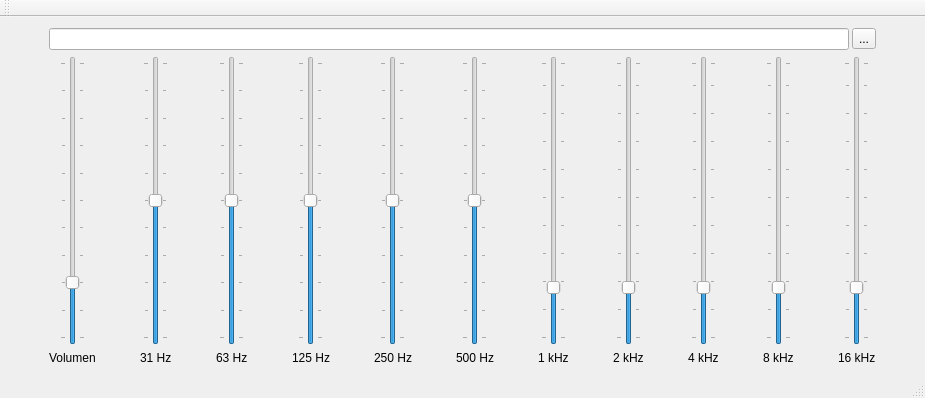
The window that mainwindow.ui (josbaduma/EqualizerDSP) describes before a commit, drawn with Qt 5.
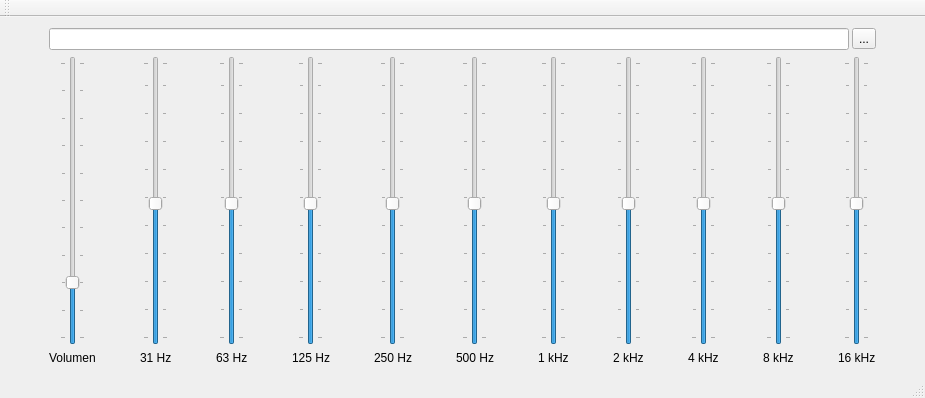
The same window after the commit.

Commit message: Other changes into the filters

What changed in the file:
```diff
--- a/mainwindow.ui
+++ b/mainwindow.ui
@@ -64,16 +64,16 @@
       <item>
        <widget class="QSlider" name="filtro31HzSlider">
         <property name="minimum">
-         <number>-25</number>
+         <number>1</number>
         </property>
         <property name="maximum">
-         <number>25</number>
+         <number>50</number>
         </property>
         <property name="value">
-         <number>0</number>
+         <number>25</number>
         </property>
         <property name="sliderPosition">
-         <number>0</number>
+         <number>25</number>
         </property>
         <property name="orientation">
          <enum>Qt::Vertical</enum>
@@ -93,16 +93,16 @@
       <item>
        <widget class="QSlider" name="filtro63HzSlider">
         <property name="minimum">
-         <number>-25</number>
+         <number>1</number>
         </property>
         <property name="maximum">
-         <number>25</number>
+         <number>50</number>
         </property>
         <property name="value">
-         <number>0</number>
+         <number>25</number>
         </property>
         <property name="sliderPosition">
-         <number>0</number>
+         <number>25</number>
         </property>
         <property name="orientation">
          <enum>Qt::Vertical</enum>
@@ -122,16 +122,16 @@
       <item>
        <widget class="QSlider" name="filtro125HzSlider">
         <property name="minimum">
-         <number>-25</number>
+         <number>1</number>
         </property>
         <property name="maximum">
-         <number>25</number>
+         <number>50</number>
         </property>
         <property name="value">
-         <number>0</number>
+         <number>25</number>
         </property>
         <property name="sliderPosition">
-         <number>0</number>
+         <number>25</number>
         </property>
         <property name="orientation">
          <enum>Qt::Vertical</enum>
@@ -151,16 +151,16 @@
       <item>
        <widget class="QSlider" name="filtro250HzSlider">
         <property name="minimum">
-         <number>-25</number>
+         <number>1</number>
         </property>
         <property name="maximum">
-         <number>25</number>
+         <number>50</number>
         </property>
         <property name="value">
-         <number>0</number>
+         <number>25</number>
         </property>
         <property name="sliderPosition">
-         <number>0</number>
+         <number>25</number>
         </property>
         <property name="orientation">
          <enum>Qt::Vertical</enum>
@@ -180,16 +180,16 @@
       <item>
        <widget class="QSlider" name="filtro500HzSlider">
         <property name="minimum">
-         <number>-25</number>
+         <number>1</number>
         </property>
         <property name="maximum">
-         <number>25</number>
+         <number>50</number>
         </property>
         <property name="value">
-         <number>0</number>
+         <number>25</number>
         </property>
         <property name="sliderPosition">
-         <number>0</number>
+         <number>25</number>
         </property>
         <property name="orientation">
          <enum>Qt::Vertical</enum>
@@ -215,10 +215,10 @@
          <number>50</number>
         </property>
         <property name="value">
-         <number>10</number>
+         <number>25</number>
         </property>
         <property name="sliderPosition">
-         <number>10</number>
+         <number>25</number>
         </property>
         <property name="orientation">
          <enum>Qt::Vertical</enum>
@@ -244,10 +244,10 @@
          <number>50</number>
         </property>
         <property name="value">
-         <number>10</number>
+         <number>25</number>
         </property>
         <property name="sliderPosition">
-         <number>10</number>
+         <number>25</number>
         </property>
         <property name="orientation">
          <enum>Qt::Vertical</enum>
@@ -273,10 +273,10 @@
          <number>50</number>
         </property>
         <property name="value">
-         <number>10</number>
+         <number>25</number>
         </property>
         <property name="sliderPosition">
-         <number>10</number>
+         <number>25</number>
         </property>
         <property name="orientation">
          <enum>Qt::Vertical</enum>
@@ -302,10 +302,10 @@
          <number>50</number>
         </property>
         <property name="value">
-         <number>10</number>
+         <number>25</number>
         </property>
         <property name="sliderPosition">
-         <number>10</number>
+         <number>25</number>
         </property>
         <property name="orientation">
          <enum>Qt::Vertical</enum>
@@ -331,10 +331,10 @@
          <number>50</number>
         </property>
         <property name="value">
-         <number>10</number>
+         <number>25</number>
         </property>
         <property name="sliderPosition">
-         <number>10</number>
+         <number>25</number>
         </property>
         <property name="orientation">
          <enum>Qt::Vertical</enum>
```
The commit also changes 2 other files.
